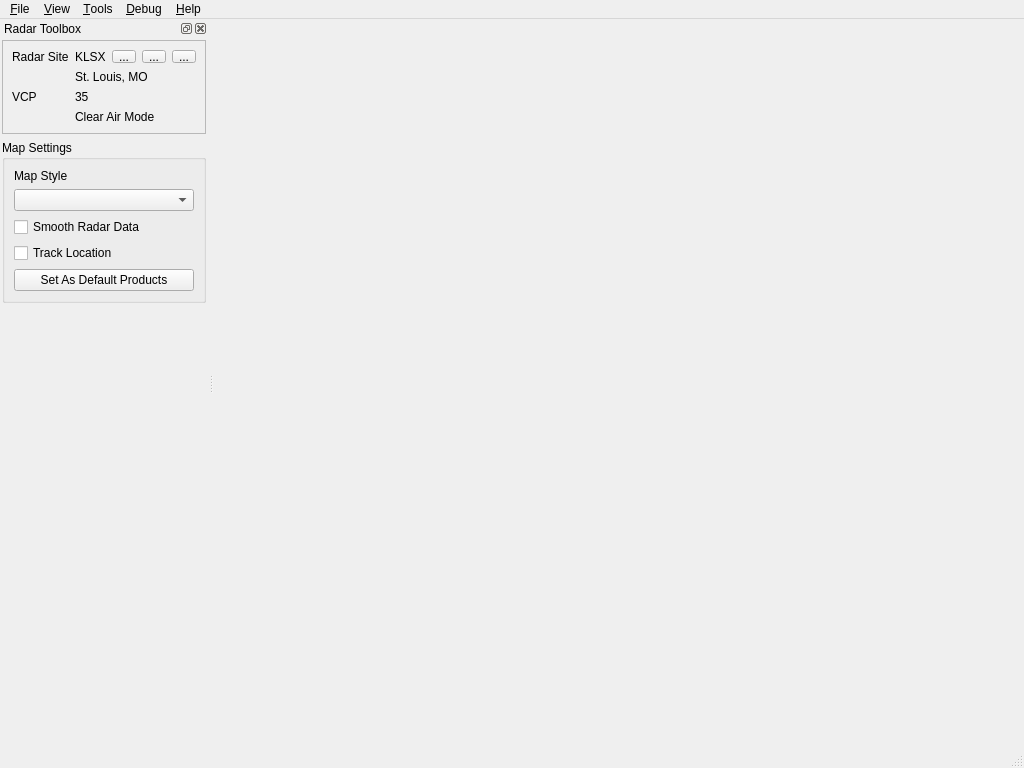
Qt form scwx-qt/source/scwx/qt/main/main_window.ui (TornadoRTX/TorDar) before a commit.
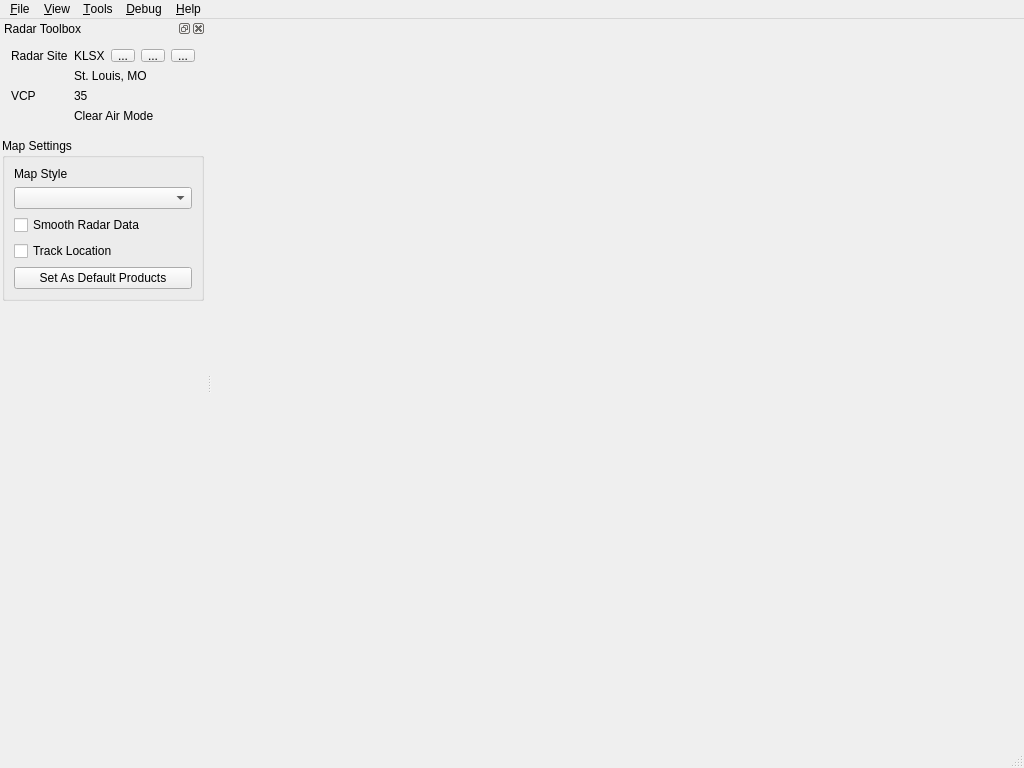
The same form after that commit. Icons and pictures are not drawn.

Commit message: Remove styling from radar info frame

Diff of the .ui file:
```diff
--- a/scwx-qt/source/scwx/qt/main/main_window.ui
+++ b/scwx-qt/source/scwx/qt/main/main_window.ui
@@ -155,8 +155,8 @@
          <rect>
           <x>0</x>
           <y>0</y>
-          <width>205</width>
-          <height>701</height>
+          <width>191</width>
+          <height>703</height>
          </rect>
         </property>
         <layout class="QVBoxLayout" name="verticalLayout_6">
@@ -174,12 +174,6 @@
          </property>
          <item>
           <widget class="QFrame" name="radarInfoFrame">
-           <property name="frameShape">
-            <enum>QFrame::Shape::StyledPanel</enum>
-           </property>
-           <property name="frameShadow">
-            <enum>QFrame::Shadow::Raised</enum>
-           </property>
            <layout class="QGridLayout" name="gridLayout" columnstretch="0,0,0,0,0">
             <item row="3" column="2" colspan="3">
              <widget class="QLabel" name="vcpValueLabel">
```
Left out of the diff: 2 changed lines with no effect on the pictures.
